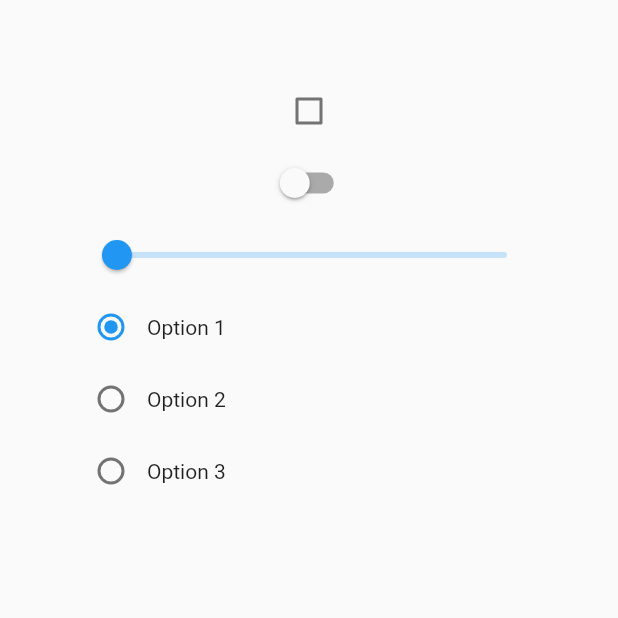
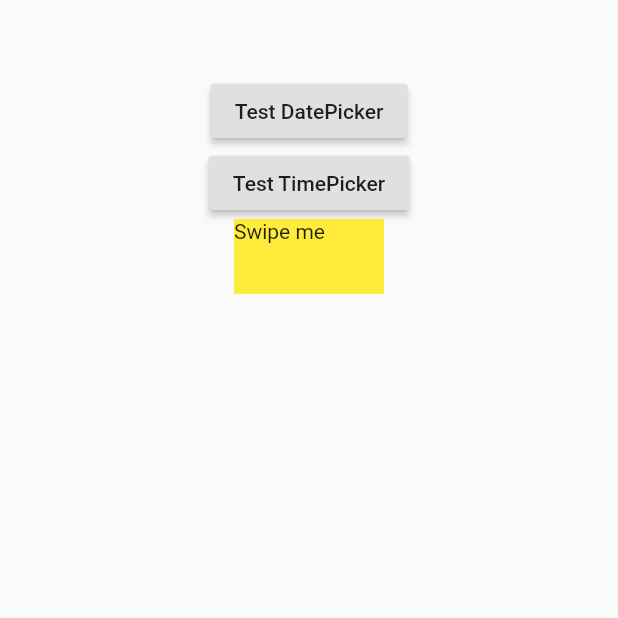
Before and after one commit to lizazz/flutter_test, a Flutter app: the screen it shows after launch, on a phone screen of 412 x 824 dp, the top half of it. Run offline on Flutter 3.47's test engine with Material 2 defaults, Android fonts, the phone set to English and light mode, and no system bars.

Commit message:
add datepicker and timepicker

```diff
--- a/lib/main.dart
+++ b/lib/main.dart
@@ -1,90 +1,55 @@
-
-import 'package:flutter/cupertino.dart';
 import "package:flutter/material.dart";
 
 void main() => runApp(MyApp());
 
-class MyApp extends StatefulWidget {
-  MyApp({Key key}) : super(key : key);
+class MyApp extends StatelessWidget {
   @override
-  _MyApp createState() => _MyApp();
+  Widget build(BuildContext context) {
+    return MaterialApp(home: Scaffold(body: Home()));
+  }
 }
 
-class _MyApp extends State {
-  GlobalKey<FormState> _formKey = new GlobalKey<FormState>();
-  var _checkboxValue = false;
-  var _switchValue = false;
-  var _sliderValue = .3;
-  var _radioValue = 1;
-
+class Home extends StatelessWidget {
+  Future<void> _selectDate(inContext) async {
+      DateTime selectedDate = await showDatePicker(
+          context: inContext,
+          initialDate: DateTime.now(),
+          firstDate: DateTime(2021),
+          lastDate: DateTime(2025)
+      );
+      print(selectedDate);
+  }
+  Future<void> _selectTime(inContext) async {
+      TimeOfDay selectedTime = await showTimePicker(
+          context: inContext,
+          initialTime: TimeOfDay.now()
+      );
+      print(selectedTime);
+  }
   @override
   Widget build(BuildContext inContext) {
-    return MaterialApp(
-      home:Scaffold(
-        body: Container(
-          padding: EdgeInsets.all(50.0),
-          child: Form(
-            key: this._formKey,
-            child: Column(
-              children: [
-                Checkbox(value: _checkboxValue,
-                    onChanged: (bool inValue) {
-                      setState(() {
-                        _checkboxValue = inValue;
-                      });
-                    }
-                ),
-                Switch(
-                  value: _switchValue,
-                  onChanged: (bool inValue) {
-                    setState(() {
-                      _switchValue = inValue;
-                    });
-                  },
-                ),
-                Slider(
-                    min: 0, max: 20,
-                    value: _sliderValue,
-                    onChanged: (inValue) {
-                      setState(() => _sliderValue = inValue);
-                    }
-                ),
-                Row(
-                  children: [
-                    Radio(value: 1, groupValue: _radioValue,
-                        onChanged: (int inValue) {
-                          setState(() {
-                            _radioValue = inValue;
-                          });
-                        }
-                    ),
-                    Text('Option 1')
-                  ],
-                ),
-                Row(children: [
-                  Radio(value: 2, groupValue: _radioValue,
-                      onChanged: (int inValue) {
-                      setState(() {_radioValue = inValue;});
-                  }
-                  ),
-                  Text("Option 2")
-                ]),
-                Row(children: [
-                  Radio(value: 3, groupValue: _radioValue,
-                    onChanged: (int inValue) {
-                      setState(() {
-                        _radioValue = inValue;
-                      });
-                    },
-                  ),
-                  Text("Option 3")
-                ]),
-
-              ],
+    return Scaffold(
+      body: Column(
+        children: [
+          Container(height: 50,),
+          RaisedButton(
+              child: Text("Test DatePicker"),
+              onPressed: () => _selectDate(inContext)
+          ),
+          RaisedButton(
+            child: Text("Test TimePicker"),
+            onPressed: () => _selectTime(inContext),
+          ),
+          Dismissible(
+            key : GlobalKey(),
+            onDismissed: (direction) {print("GoodBye!");},
+            child: Container(
+              color: Colors.yellow, width: 100, height: 50,
+              child: Text('Swipe me')
             ),
-          ),
-        ),
-      )
+          )
+        ]
+      ),
     );
   }
 }
```
